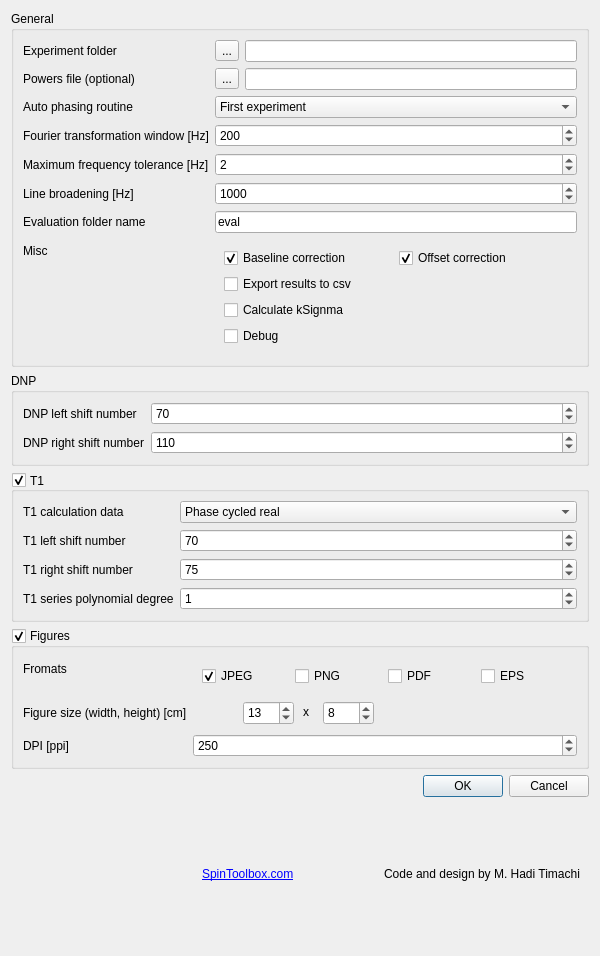
This is ui/DNPyUI.ui in haditim/DNPy as Qt 5 draws it before an edit. The edited form follows.
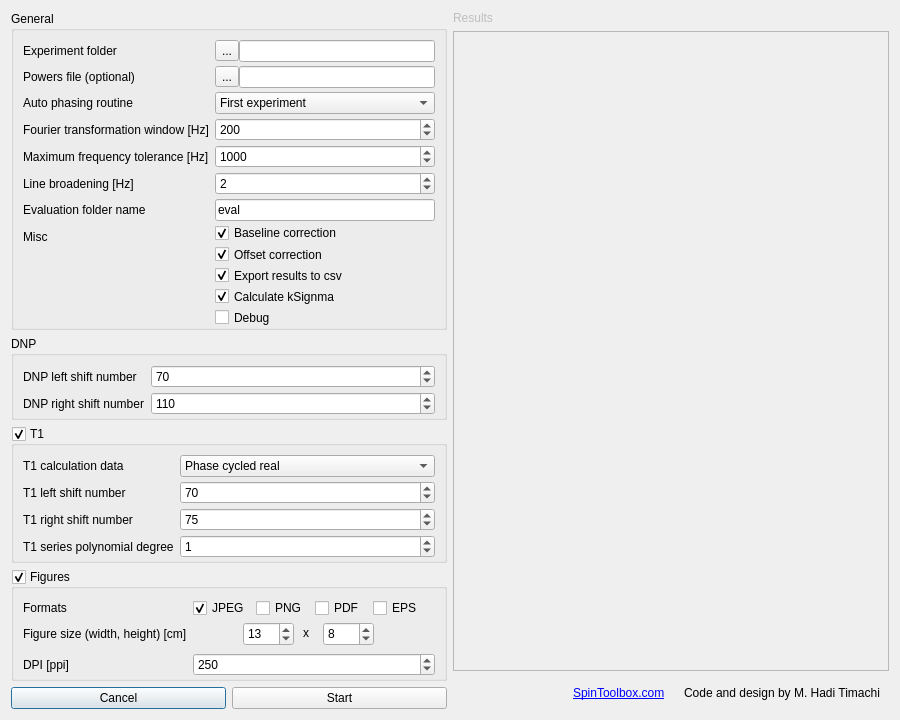
This is the edited form. Icons and pictures are not drawn.

What changed in the file:
```diff
--- a/ui/DNPyUI.ui
+++ b/ui/DNPyUI.ui
@@ -6,22 +6,60 @@
    <rect>
     <x>0</x>
     <y>0</y>
-    <width>600</width>
-    <height>956</height>
+    <width>900</width>
+    <height>700</height>
    </rect>
   </property>
+  <property name="sizePolicy">
+   <sizepolicy hsizetype="Preferred" vsizetype="Preferred">
+    <horstretch>0</horstretch>
+    <verstretch>0</verstretch>
+   </sizepolicy>
+  </property>
   <property name="windowTitle">
    <string>DNPy - ODNP evaluation</string>
   </property>
-  <layout class="QGridLayout" name="gridLayout">
-   <item row="0" column="0">
+  <layout class="QVBoxLayout" name="verticalLayout_2">
+   <item>
+    <layout class="QHBoxLayout" name="horizontalLayout_5">
+     <property name="spacing">
+      <number>6</number>
+     </property>
+     <item>
     <layout class="QVBoxLayout" name="verticalLayout">
-     <item>
-      <widget class="QGroupBox" name="groupBox_3">
+       <item alignment="Qt::AlignTop">
+        <widget class="QGroupBox" name="generalGroup">
+         <property name="enabled">
+          <bool>true</bool>
+         </property>
+         <property name="sizePolicy">
+          <sizepolicy hsizetype="Preferred" vsizetype="Preferred">
+           <horstretch>0</horstretch>
+           <verstretch>0</verstretch>
+          </sizepolicy>
+         </property>
        <property name="title">
         <string>General</string>
        </property>
+         <property name="alignment">
+          <set>Qt::AlignLeading|Qt::AlignLeft|Qt::AlignTop</set>
+         </property>
+         <property name="flat">
+          <bool>false</bool>
+         </property>
        <layout class="QFormLayout" name="formLayout">
+          <property name="rowWrapPolicy">
+           <enum>QFormLayout::DontWrapRows</enum>
+          </property>
+          <property name="verticalSpacing">
+           <number>4</number>
+          </property>
+          <property name="topMargin">
+           <number>9</number>
+          </property>
+          <property name="bottomMargin">
+           <number>2</number>
+          </property>
         <item row="1" column="0">
          <widget class="QLabel" name="pathLabel">
           <property name="text">
@@ -29,6 +67,20 @@
           </property>
          </widget>
         </item>
+          <item row="1" column="1">
+           <layout class="QHBoxLayout" name="horizontalLayout_3">
+            <item>
+             <widget class="QToolButton" name="pathButton">
+              <property name="text">
+               <string>...</string>
+              </property>
+             </widget>
+            </item>
+            <item>
+             <widget class="QLineEdit" name="path"/>
+            </item>
+           </layout>
+          </item>
         <item row="2" column="0">
          <widget class="QLabel" name="powerFileLabel">
           <property name="text">
@@ -36,6 +88,20 @@
           </property>
          </widget>
         </item>
+          <item row="2" column="1">
+           <layout class="QHBoxLayout" name="horizontalLayout_4">
+            <item>
+             <widget class="QToolButton" name="toolButton">
+              <property name="text">
+               <string>...</string>
+              </property>
+             </widget>
+            </item>
+            <item>
+             <widget class="QLineEdit" name="powerFile"/>
+            </item>
+           </layout>
+          </item>
         <item row="3" column="0">
          <widget class="QLabel" name="t1CalcLabel_3">
           <property name="text">
@@ -45,6 +111,15 @@
         </item>
         <item row="3" column="1">
          <widget class="QComboBox" name="apCombo">
+            <property name="sizePolicy">
+             <sizepolicy hsizetype="Preferred" vsizetype="Preferred">
+              <horstretch>0</horstretch>
+              <verstretch>0</verstretch>
+             </sizepolicy>
+            </property>
+            <property name="frame">
+             <bool>true</bool>
+            </property>
           <item>
            <property name="text">
             <string>First experiment</string>
@@ -82,77 +157,81 @@
           </property>
          </widget>
         </item>
-        <item row="7" column="0">
-         <widget class="QLabel" name="maxWinLabel">
-          <property name="text">
-           <string>Maximum frequency tolerance [Hz]</string>
-          </property>
-         </widget>
-        </item>
-        <item row="7" column="1">
-         <widget class="QSpinBox" name="lB">
-          <property name="maximum">
-           <number>100</number>
-          </property>
-          <property name="singleStep">
-           <number>100</number>
-          </property>
-          <property name="value">
-           <number>2</number>
-          </property>
-         </widget>
-        </item>
-        <item row="8" column="0">
-         <widget class="QLabel" name="lBLabel">
-          <property name="text">
-           <string>Line broadening [Hz]</string>
-          </property>
-         </widget>
-        </item>
         <item row="8" column="1">
-         <widget class="QSpinBox" name="maxWin">
+           <widget class="QSpinBox" name="lB">
           <property name="maximum">
-           <number>100000</number>
+             <number>100</number>
           </property>
           <property name="singleStep">
            <number>100</number>
           </property>
           <property name="value">
-           <number>1000</number>
+             <number>2</number>
           </property>
          </widget>
         </item>
-        <item row="9" column="0">
+          <item row="10" column="0">
          <widget class="QLabel" name="evalPathLabel">
           <property name="text">
            <string>Evaluation folder name</string>
           </property>
          </widget>
         </item>
-        <item row="9" column="1">
+          <item row="10" column="1">
          <widget class="QLineEdit" name="evalPath">
           <property name="text">
            <string>eval</string>
           </property>
          </widget>
         </item>
-        <item row="11" column="0">
+          <item row="12" column="0">
          <widget class="QLabel" name="mistLabel">
           <property name="text">
            <string>Misc</string>
           </property>
          </widget>
         </item>
-        <item row="11" column="1">
+          <item row="12" column="1">
          <widget class="QWidget" name="miscWidget" native="true">
+            <property name="sizePolicy">
+             <sizepolicy hsizetype="Preferred" vsizetype="Preferred">
+              <horstretch>0</horstretch>
+              <verstretch>0</verstretch>
+             </sizepolicy>
+            </property>
           <property name="minimumSize">
            <size>
             <width>0</width>
             <height>100</height>
            </size>
           </property>
-          <layout class="QGridLayout" name="gridLayout_3">
-           <item row="0" column="1">
+            <layout class="QVBoxLayout" name="verticalLayout_4">
+             <property name="leftMargin">
+              <number>0</number>
+             </property>
+             <property name="topMargin">
+              <number>0</number>
+             </property>
+             <property name="rightMargin">
+              <number>0</number>
+             </property>
+             <property name="bottomMargin">
+              <number>0</number>
+             </property>
+             <item>
+              <widget class="QCheckBox" name="basCor">
+               <property name="text">
+                <string>Baseline correction</string>
+               </property>
+               <property name="checked">
+                <bool>true</bool>
+               </property>
+               <property name="tristate">
+                <bool>false</bool>
+               </property>
+              </widget>
+             </item>
+             <item>
             <widget class="QCheckBox" name="offCor">
              <property name="text">
               <string>Offset correction</string>
@@ -162,34 +241,27 @@
              </property>
             </widget>
            </item>
-           <item row="1" column="0" colspan="2">
+             <item>
             <widget class="QCheckBox" name="dumpToCsv">
              <property name="text">
               <string>Export results to csv</string>
              </property>
-            </widget>
-           </item>
-           <item row="2" column="0">
+               <property name="checked">
+                <bool>true</bool>
+               </property>
+              </widget>
+             </item>
+             <item>
             <widget class="QCheckBox" name="kSigmaCalc">
              <property name="text">
               <string>Calculate kSignma</string>
              </property>
-            </widget>
-           </item>
-           <item row="0" column="0">
-            <widget class="QCheckBox" name="basCor">
-             <property name="text">
-              <string>Baseline correction</string>
-             </property>
              <property name="checked">
               <bool>true</bool>
              </property>
-             <property name="tristate">
-              <bool>false</bool>
-             </property>
-            </widget>
-           </item>
-           <item row="3" column="0">
+              </widget>
+             </item>
+             <item>
             <widget class="QCheckBox" name="Debug">
              <property name="text">
               <string>Debug</string>
@@ -199,43 +271,51 @@
           </layout>
          </widget>
         </item>
-        <item row="1" column="1">
-         <layout class="QHBoxLayout" name="horizontalLayout_3">
-          <item>
-           <widget class="QToolButton" name="pathButton">
+          <item row="7" column="1">
+           <widget class="QSpinBox" name="maxWin">
+            <property name="maximum">
+             <number>100000</number>
+            </property>
+            <property name="singleStep">
+             <number>100</number>
+            </property>
+            <property name="value">
+             <number>1000</number>
+            </property>
+           </widget>
+          </item>
+          <item row="7" column="0">
+           <widget class="QLabel" name="maxWinLabel">
             <property name="text">
-             <string>...</string>
+             <string>Maximum frequency tolerance [Hz]</string>
             </property>
            </widget>
           </item>
-          <item>
-           <widget class="QLineEdit" name="path"/>
-          </item>
-         </layout>
-        </item>
-        <item row="2" column="1">
-         <layout class="QHBoxLayout" name="horizontalLayout_4">
-          <item>
-           <widget class="QToolButton" name="toolButton">
+          <item row="8" column="0">
+           <widget class="QLabel" name="lBLabel">
             <property name="text">
-             <string>...</string>
+             <string>Line broadening [Hz]</string>
             </property>
            </widget>
           </item>
-          <item>
-           <widget class="QLineEdit" name="powerFile"/>
-          </item>
          </layout>
-        </item>
-       </layout>
-      </widget>
-     </item>
-     <item>
-      <widget class="QGroupBox" name="groupBox_2">
+        </widget>
+       </item>
+       <item alignment="Qt::AlignTop">
+        <widget class="QGroupBox" name="dnpGroup">
        <property name="title">
         <string>DNP</string>
        </property>
+         <property name="alignment">
+          <set>Qt::AlignLeading|Qt::AlignLeft|Qt::AlignTop</set>
+         </property>
        <layout class="QFormLayout" name="formLayout_2">
+          <property name="verticalSpacing">
+           <number>4</number>
+          </property>
+          <property name="bottomMargin">
+           <number>2</number>
+          </property>
         <item row="1" column="0">
          <widget class="QLabel" name="lSLabel">
           <property name="text">
@@ -273,7 +353,7 @@
        </layout>
       </widget>
      </item>
-     <item>
+       <item alignment="Qt::AlignTop">
       <widget class="QGroupBox" name="t1SeriesEval">
        <property name="enabled">
         <bool>true</bool>
@@ -300,7 +380,7 @@
         <string>T1</string>
        </property>
        <property name="alignment">
-        <set>Qt::AlignLeading|Qt::AlignLeft|Qt::AlignVCenter</set>
+          <set>Qt::AlignLeading|Qt::AlignLeft|Qt::AlignTop</set>
        </property>
        <property name="flat">
         <bool>false</bool>
@@ -309,6 +389,12 @@
         <bool>true</bool>
        </property>
        <layout class="QFormLayout" name="formLayout_3">
+          <property name="verticalSpacing">
+           <number>4</number>
+          </property>
+          <property name="bottomMargin">
+           <number>2</number>
+          </property>
         <item row="0" column="0">
          <widget class="QLabel" name="t1CalcLabel">
           <property name="text">
@@ -399,62 +485,27 @@
        <property name="title">
         <string>Figures</string>
        </property>
+         <property name="alignment">
+          <set>Qt::AlignLeading|Qt::AlignLeft|Qt::AlignTop</set>
+         </property>
        <property name="checkable">
         <bool>true</bool>
        </property>
        <layout class="QFormLayout" name="formLayout_4">
-        <item row="0" column="0">
-         <widget class="QLabel" name="plotExtsLabel">
-          <property name="text">
-           <string>Fromats</string>
+          <property name="verticalSpacing">
+           <number>4</number>
           </property>
-         </widget>
-        </item>
-        <item row="0" column="1">
-         <widget class="QWidget" name="formatsWidget" native="true">
-          <layout class="QHBoxLayout" name="horizontalLayout">
-           <item>
-            <widget class="QCheckBox" name="jpg">
-             <property name="text">
-              <string>JPEG</string>
-             </property>
-             <property name="checked">
-              <bool>true</bool>
-             </property>
-            </widget>
-           </item>
-           <item>
-            <widget class="QCheckBox" name="png">
-             <property name="text">
-              <string>PNG</string>
-             </property>
-            </widget>
-           </item>
-           <item>
-            <widget class="QCheckBox" name="pdf">
-             <property name="text">
-              <string>PDF</string>
-             </property>
-            </widget>
-           </item>
-           <item>
-            <widget class="QCheckBox" name="eps">
-             <property name="text">
-              <string>EPS</string>
-             </property>
-            </widget>
-           </item>
-          </layout>
-         </widget>
-        </item>
-        <item row="1" column="0">
+          <property name="bottomMargin">
+           <number>2</number>
+          </property>
+          <item row="2" column="0">
          <widget class="QLabel" name="figSizeLabel">
           <property name="text">
            <string>Figure size (width, height) [cm]</string>
           </property>
          </widget>
         </item>
-        <item row="1" column="1">
+          <item row="2" column="1">
          <widget class="QWidget" name="widget_2" native="true">
           <property name="minimumSize">
            <size>
@@ -503,14 +554,14 @@
           </widget>
          </widget>
         </item>
-        <item row="2" column="0">
+          <item row="3" column="0">
          <widget class="QLabel" name="label">
           <property name="text">
            <string>DPI [ppi]</string>
           </property>
          </widget>
         </item>
-        <item row="2" column="1">
+          <item row="3" column="1">
          <widget class="QSpinBox" name="figDpi">
           <property name="maximum">
            <number>1000</number>
@@ -523,22 +574,124 @@
           </property>
          </widget>
         </item>
-       </layout>
-      </widget>
-     </item>
-    </layout>
+          <item row="1" column="1">
+           <widget class="QWidget" name="formatsWidget" native="true">
+            <property name="enabled">
+             <bool>true</bool>
+            </property>
+            <property name="sizePolicy">
+             <sizepolicy hsizetype="Minimum" vsizetype="Minimum">
+              <horstretch>0</horstretch>
+              <verstretch>0</verstretch>
+             </sizepolicy>
+            </property>
+            <layout class="QHBoxLayout" name="horizontalLayout">
+             <property name="leftMargin">
+              <number>0</number>
+             </property>
+             <property name="topMargin">
+              <number>0</number>
+             </property>
+             <property name="bottomMargin">
+              <number>0</number>
+             </property>
+             <item>
+              <widget class="QCheckBox" name="jpg">
+               <property name="text">
+                <string>JPEG</string>
+               </property>
+               <property name="checked">
+                <bool>true</bool>
+               </property>
+              </widget>
+             </item>
+             <item>
+              <widget class="QCheckBox" name="png">
+               <property name="text">
+                <string>PNG</string>
+               </property>
+              </widget>
+             </item>
+             <item>
+              <widget class="QCheckBox" name="pdf">
+               <property name="text">
+                <string>PDF</string>
+               </property>
+              </widget>
+             </item>
+             <item>
+              <widget class="QCheckBox" name="eps">
+               <property name="text">
+                <string>EPS</string>
+               </property>
+              </widget>
+             </item>
+            </layout>
+           </widget>
    </item>
    <item row="1" column="0">
-    <widget class="QDialogButtonBox" name="buttonBox">
+           <widget class="QLabel" name="plotExtsLabel">
+            <property name="text">
+             <string>Formats</string>
+            </property>
+           </widget>
+          </item>
+         </layout>
+        </widget>
+       </item>
+       <item>
+        <spacer name="verticalSpacer">
      <property name="orientation">
-      <enum>Qt::Horizontal</enum>
-     </property>
-     <property name="standardButtons">
-      <set>QDialogButtonBox::Cancel|QDialogButtonBox::Ok</set>
-     </property>
-    </widget>
-   </item>
-   <item row="2" column="0">
+          <enum>Qt::Vertical</enum>
+         </property>
+         <property name="sizeHint" stdset="0">
+          <size>
+           <width>20</width>
+           <height>40</height>
+          </size>
+         </property>
+        </spacer>
+       </item>
+       <item>
+        <layout class="QHBoxLayout" name="horizontalLayout_6">
+         <item>
+          <widget class="QPushButton" name="cancelButton">
+           <property name="text">
+            <string>Cancel</string>
+           </property>
+          </widget>
+         </item>
+         <item>
+          <widget class="QPushButton" name="startButton">
+           <property name="text">
+            <string>Start</string>
+           </property>
+          </widget>
+         </item>
+        </layout>
+       </item>
+      </layout>
+     </item>
+     <item>
+      <layout class="QVBoxLayout" name="verticalLayout_3">
+       <item>
+        <widget class="QLabel" name="resultsLabel">
+         <property name="enabled">
+          <bool>false</bool>
+         </property>
+         <property name="text">
+          <string>Results</string>
+         </property>
+        </widget>
+       </item>
+       <item>
+        <widget class="QTextBrowser" name="resultsBrowser">
+         <property name="enabled">
+          <bool>false</bool>
+         </property>
+        </widget>
+       </item>
+       <item>
     <widget class="QWidget" name="CopyrightBox" native="true">
      <property name="sizePolicy">
       <sizepolicy hsizetype="Minimum" vsizetype="Minimum">
@@ -572,6 +725,10 @@
     </widget>
    </item>
   </layout>
+     </item>
+    </layout>
+   </item>
+  </layout>
  </widget>
  <resources/>
  <connections>
```
Left out of the diff: 67 changed lines with no effect on the pictures. Lines whose indentation alone changed are shown as unchanged.
